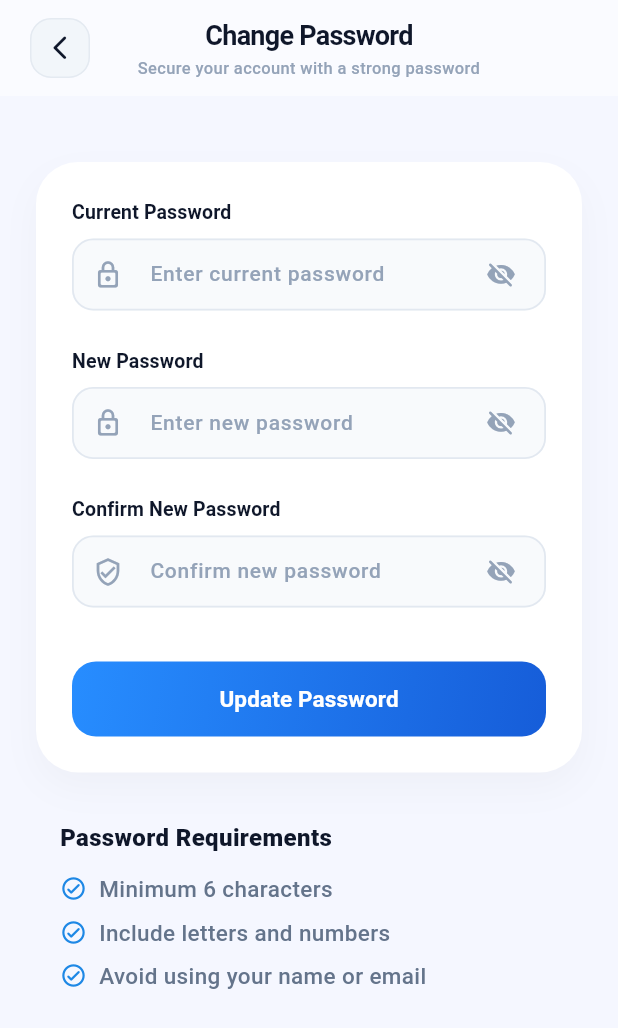
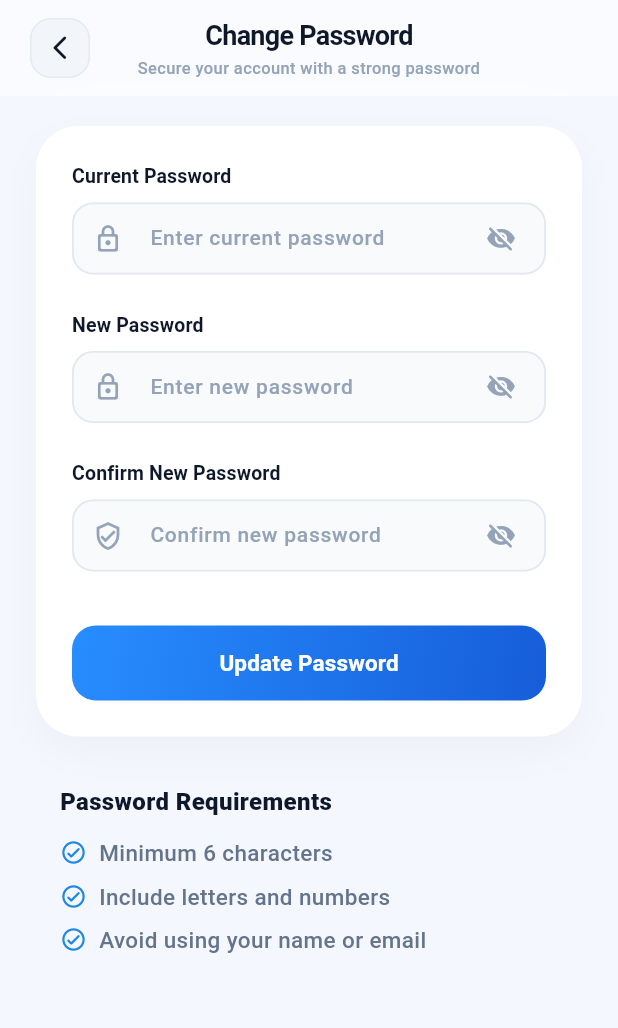
Before and after one commit to vanphong19/Niche-Interest-Matchmaker-App, a Flutter app: the ChangePasswordPage screen opened by its route, on a phone screen of 412 x 824 dp. Shown: the top 1028 px of the screen. Run offline on Flutter 3.47's test engine with Material 3 defaults, Android fonts, the light colour scheme and no system bars; our stand-ins replace auto_route, cached_network_image, connectivity_plus, dartz, dio, equatable and 17 more; missing offline and left inert: flutter_facebook_auth, signalr_netcore; accounts and stored records are empty; generated files the repository leaves out were written again.

Commit message:
feat: implement core presentation pages including events, profiles, and settings UI modules

```diff
--- a/lib/core/widgets/vibe_header.dart
+++ b/lib/core/widgets/vibe_header.dart
@@ -28,8 +28,8 @@ class VibeHeader extends StatelessWidget implements PreferredSizeWidget {
   Widget build(BuildContext context) {
     final isDark = Theme.of(context).brightness == Brightness.dark;
     final bgColor = isDark
-        ? const Color(0xFF0E121A).withValues(alpha: 0.5)
-        : Colors.white.withValues(alpha: 0.5);
+        ? const Color(0xFF0E121A).withValues(alpha: 0.52)
+        : Colors.white.withValues(alpha: 0.52);
     final statusBrightness = isDark ? Brightness.light : Brightness.dark;
     final textPrimary = isDark
         ? AppColors.darkTextPrimary
@@ -45,7 +45,7 @@ class VibeHeader extends StatelessWidget implements PreferredSizeWidget {
       ),
       child: ClipRect(
         child: BackdropFilter(
-          filter: ImageFilter.blur(sigmaX: 15, sigmaY: 15),
+          filter: ImageFilter.blur(sigmaX: 20, sigmaY: 20),
           child: Container(
             color: bgColor,
             child: SafeArea(
--- a/lib/features/event/presentation/pages/create_event_page.dart
+++ b/lib/features/event/presentation/pages/create_event_page.dart
@@ -400,7 +400,7 @@ class _CreateEventPageState extends State<CreateEventPage>
 
   @override
   Widget build(BuildContext context) {
-    final bg = _isDark ? const Color(0xFF0E121A) : const Color(0xFFF4F6FB);
+    final bg = _isDark ? const Color(0xFF0E121A) : const Color(0xFFF5F7FF);
     final card = _isDark ? const Color(0xFF161D2A) : Colors.white;
     final border = _isDark
         ? Colors.white.withValues(alpha: 0.08)
@@ -452,7 +452,9 @@ class _CreateEventPageState extends State<CreateEventPage>
                     controller: _scrollController,
                     padding: EdgeInsets.fromLTRB(
                       20,
-                      VibeHeader.headerHeight + 20,
+                      MediaQuery.viewPaddingOf(context).top +
+                          VibeHeader.headerHeight +
+                          20,
                       20,
                       84,
                     ),
--- a/lib/features/event/presentation/pages/event_detail_page.dart
+++ b/lib/features/event/presentation/pages/event_detail_page.dart
@@ -463,7 +463,7 @@ class _EventDetailPageState extends State<EventDetailPage>
                     Image.network(
                       imageUrls[0],
                       fit: BoxFit.cover,
-                      errorBuilder: (_, __, ___) => Container(
+                      errorBuilder: (context, error, stackTrace) => Container(
                         color: AppColors.bgSecondary,
                         child: const Icon(
                           Icons.image_not_supported,
@@ -481,7 +481,7 @@ class _EventDetailPageState extends State<EventDetailPage>
                         return Image.network(
                           imageUrls[i],
                           fit: BoxFit.cover,
-                          errorBuilder: (_, __, ___) => Container(
+                          errorBuilder: (context, error, stackTrace) => Container(
                             color: AppColors.bgSecondary,
                             child: const Icon(
                               Icons.image_not_supported,
--- a/lib/features/home/presentation/pages/home_page.dart
+++ b/lib/features/home/presentation/pages/home_page.dart
@@ -147,7 +147,7 @@ class _HomePageState extends State<HomePage>
           filter: ImageFilter.blur(sigmaX: 20, sigmaY: 20),
           child: Container(
             color: (isDark ? const Color(0xFF0E121A) : Colors.white).withValues(
-              alpha: 0.82,
+              alpha: 0.52,
             ),
           ),
         ),
--- a/lib/features/profile/presentation/pages/location_picker_page.dart
+++ b/lib/features/profile/presentation/pages/location_picker_page.dart
@@ -260,7 +260,7 @@ class _LocationPickerPageState extends State<LocationPickerPage> {
           // Top Search Bar (Only if not read only)
           if (!widget.isReadOnly)
             Positioned(
-              top: MediaQuery.of(context).padding.top + 80,
+              top: MediaQuery.viewPaddingOf(context).top + VibeHeader.headerHeight + 16,
               left: 20,
               right: 20,
               child: Column(
--- a/lib/features/profile/presentation/pages/profile_page.dart
+++ b/lib/features/profile/presentation/pages/profile_page.dart
@@ -144,9 +144,9 @@ class _ProfilePageState extends State<ProfilePage>
                       children: [
                         SizedBox(
                           height:
-                              MediaQuery.of(context).padding.top +
+                              MediaQuery.viewPaddingOf(context).top +
                               VibeHeader.headerHeight +
-                              16,
+                              20,
                         ),
                         Padding(
                           padding: const EdgeInsets.fromLTRB(20, 0, 20, 20),
@@ -154,7 +154,6 @@ class _ProfilePageState extends State<ProfilePage>
                             crossAxisAlignment: CrossAxisAlignment
                                 .center, // Center profile info
                             children: [
-                              const SizedBox(height: 12),
                               Center(
                                 child: FadeTransition(
                                   opacity: _headerFade,
--- a/lib/features/settings/presentation/pages/change_password_page.dart
+++ b/lib/features/settings/presentation/pages/change_password_page.dart
@@ -91,13 +91,16 @@ class _ChangePasswordPageState extends State<ChangePasswordPage> {
         subtitle: 'Secure your account with a strong password',
         showBackButton: true,
       ),
-      body: SafeArea(
-        child: SingleChildScrollView(
-          padding: const EdgeInsets.all(24),
+      body: SingleChildScrollView(
+        padding: EdgeInsets.fromLTRB(
+          24,
+          MediaQuery.viewPaddingOf(context).top + VibeHeader.headerHeight + 20,
+          24,
+          24,
+        ),
         child: Column(
           crossAxisAlignment: CrossAxisAlignment.start,
           children: [
-              const SizedBox(height: 20),
             Container(
               padding: const EdgeInsets.all(24),
               decoration: BoxDecoration(
@@ -171,7 +174,6 @@ class _ChangePasswordPageState extends State<ChangePasswordPage> {
           ],
         ),
       ),
-      ),
     );
   }
 
--- a/lib/features/settings/presentation/pages/help_center_page.dart
+++ b/lib/features/settings/presentation/pages/help_center_page.dart
@@ -55,7 +55,7 @@ class HelpCenterPage extends StatelessWidget {
         physics: const BouncingScrollPhysics(),
         padding: EdgeInsets.fromLTRB(
           20,
-          MediaQuery.of(context).padding.top + VibeHeader.headerHeight + 28,
+          MediaQuery.viewPaddingOf(context).top + VibeHeader.headerHeight + 20,
           20,
           40,
         ),
--- a/lib/features/settings/presentation/pages/privacy_policy_page.dart
+++ b/lib/features/settings/presentation/pages/privacy_policy_page.dart
@@ -28,7 +28,7 @@ class PrivacyPolicyPage extends StatelessWidget {
       body: SingleChildScrollView(
         padding: EdgeInsets.fromLTRB(
           20,
-          MediaQuery.of(context).padding.top + 100,
+          MediaQuery.viewPaddingOf(context).top + VibeHeader.headerHeight + 20,
           20,
           40,
         ),
--- a/lib/features/settings/presentation/pages/settings_page.dart
+++ b/lib/features/settings/presentation/pages/settings_page.dart
@@ -103,14 +103,13 @@ class _SettingsPageState extends State<SettingsPage>
                     crossAxisAlignment: CrossAxisAlignment.start,
                     children: [
                       SizedBox(
-                        height: MediaQuery.of(context).padding.top + 56 + 16,
+                        height: MediaQuery.viewPaddingOf(context).top + VibeHeader.headerHeight + 20,
                       ),
                       Padding(
                         padding: const EdgeInsets.symmetric(horizontal: 20),
                         child: Column(
                           crossAxisAlignment: CrossAxisAlignment.start,
                           children: [
-                            const SizedBox(height: 12),
                             // Profile Card
                             _buildProfileCard(
                               cardColor,
--- a/lib/features/settings/presentation/pages/terms_of_service_page.dart
+++ b/lib/features/settings/presentation/pages/terms_of_service_page.dart
@@ -28,7 +28,7 @@ class TermsOfServicePage extends StatelessWidget {
       body: SingleChildScrollView(
         padding: EdgeInsets.fromLTRB(
           20,
-          MediaQuery.of(context).padding.top + 100,
+          MediaQuery.viewPaddingOf(context).top + VibeHeader.headerHeight + 20,
           20,
           40,
         ),
```
Also changed, not shown: lib/features/auth/presentation/pages/forgot_password_page.dart (+9 -4 lines), lib/features/event/presentation/pages/manage_event_page.dart (+18 -2 lines), lib/features/profile/presentation/pages/edit_profile_page.dart (+4 -12 lines), lib/features/profile/presentation/pages/other_user_profile_page.dart (+3 -4 lines). Lines whose indentation alone changed are shown as unchanged.
